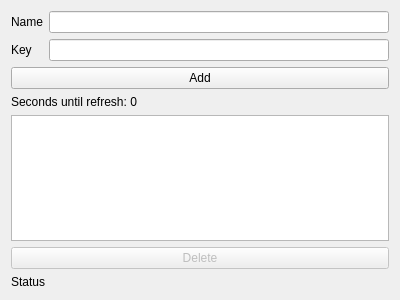
This is QFactorMain.ui in mchecca/QFactor as Qt 5 draws it before an edit. The edited form follows.
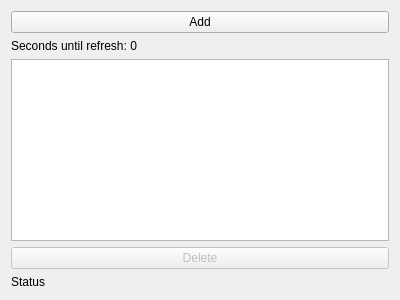
This is the edited form.

Commit message: Make adding a new TOTP key a new dialog

Diff of the .ui file:
```diff
--- a/QFactorMain.ui
+++ b/QFactorMain.ui
@@ -15,48 +15,14 @@
   </property>
   <widget class="QWidget" name="centralWidget">
    <layout class="QGridLayout" name="gridLayout_2">
-    <item row="0" column="0">
-     <layout class="QGridLayout" name="gridLayout">
-      <item row="0" column="0">
-       <widget class="QLabel" name="lblName">
-        <property name="text">
-         <string>Name</string>
-        </property>
-       </widget>
-      </item>
-      <item row="2" column="0" colspan="2">
-       <widget class="QPushButton" name="btnAdd">
-        <property name="text">
-         <string>Add</string>
-        </property>
-       </widget>
-      </item>
-      <item row="0" column="1">
-       <widget class="QLineEdit" name="txtName"/>
-      </item>
-      <item row="1" column="1">
-       <widget class="QLineEdit" name="txtKey"/>
-      </item>
-      <item row="1" column="0">
-       <widget class="QLabel" name="lblKey">
-        <property name="text">
-         <string>Key</string>
-        </property>
-       </widget>
-      </item>
-     </layout>
-    </item>
-    <item row="2" column="0">
-     <widget class="QListWidget" name="lstTotp"/>
-    </item>
     <item row="1" column="0">
-     <widget class="QLabel" name="lblRefresh">
+     <widget class="QPushButton" name="btnAdd">
       <property name="text">
-       <string>Seconds until refresh: 0</string>
+       <string>Add</string>
       </property>
      </widget>
     </item>
-    <item row="3" column="0">
+    <item row="4" column="0">
      <widget class="QPushButton" name="btnDelete">
       <property name="enabled">
        <bool>false</bool>
@@ -66,13 +32,23 @@
       </property>
      </widget>
     </item>
-    <item row="4" column="0">
+    <item row="5" column="0">
      <widget class="QLabel" name="lblStatus">
       <property name="text">
        <string>Status</string>
       </property>
      </widget>
     </item>
+    <item row="3" column="0">
+     <widget class="QListWidget" name="lstTotp"/>
+    </item>
+    <item row="2" column="0">
+     <widget class="QLabel" name="lblRefresh">
+      <property name="text">
+       <string>Seconds until refresh: 0</string>
+      </property>
+     </widget>
+    </item>
    </layout>
   </widget>
  </widget>
```
The commit also changes 5 other files.
